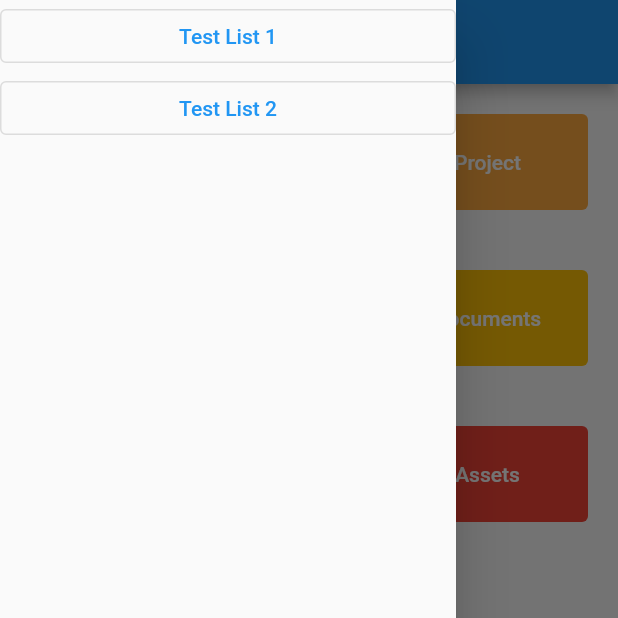
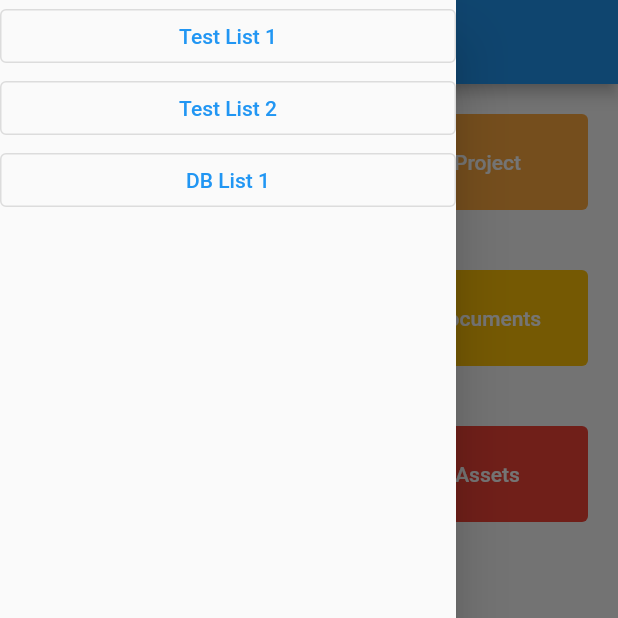
Before and after one commit to AZKZero/TestingFlutterGetx, a Flutter app: the screen it shows after launch, with the side drawer open, on a phone screen of 412 x 824 dp, the top half of it. Run offline on Flutter 3.47's test engine with Material 2 defaults, Android fonts, the phone set to English and light mode, and no system bars; our stand-ins replace date_format, floor, get, sqflite; accounts and stored records are empty; generated files the repository leaves out were written again.

```diff
--- /dev/null
+++ b/projectx/lib/database/models/log_model.dart
@@ -0,0 +1,11 @@
+import 'package:floor/floor.dart';
+
+@Entity(tableName: "logs")
+class Log {
+  @PrimaryKey(autoGenerate: true)
+  int? id;
+  String? buttonClicked;
+  String? dateButtonClickedOn;
+
+  Log({this.id, this.buttonClicked, this.dateButtonClickedOn});
+}
--- a/projectx/lib/list_base.dart
+++ b/projectx/lib/list_base.dart
@@ -9,6 +9,6 @@ class ListBase extends StatelessWidget {
 
   @override
   Widget build(BuildContext context) {
-    return ListView.builder(itemCount: 10, itemBuilder: (context, index) => TileButton(buttonTitle: "$base+${index + 1}", buttonBack: background));
+    return ListView.builder(itemCount: 20, itemBuilder: (context, index) => TileButton(buttonTitle: "$base+${index + 1}", buttonBack: background));
   }
 }
--- a/projectx/lib/main.dart
+++ b/projectx/lib/main.dart
@@ -1,23 +1,30 @@
 import 'package:flutter/material.dart';
 import 'package:get/get.dart';
+import 'package:projectx/controller/db_controller.dart';
 import 'package:projectx/controller/selection_controller.dart';
 import 'package:projectx/testing_list.dart';
 import 'package:projectx/testing_list_2.dart';
+import 'package:projectx/testing_list_3.dart';
 import 'package:projectx/tile_button.dart';
 
-void main() {
-  runApp(const MyApp());
+void main() async {
+  WidgetsFlutterBinding.ensureInitialized();
+  final DBController controllerDB = DBController();
+  await controllerDB.initializeDB();
+  runApp(MyApp(controllerDB));
 }
 
 class MyApp extends StatelessWidget {
-  const MyApp({Key? key}) : super(key: key);
+  final DBController controllerDB;
+
+  const MyApp(this.controllerDB, {Key? key}) : super(key: key);
 
   // This widget is the root of your application.
   @override
   Widget build(BuildContext context) {
     return GetMaterialApp(
       title: 'Flutter Demo',
-      initialBinding: BindingsBuilder(() => {Get.put(SelectionController())}),
+      initialBinding: BindingsBuilder(() => {Get.put(controllerDB), Get.put(SelectionController())}),
       theme: ThemeData(
         // This is the theme of your application.
         //
@@ -60,11 +67,16 @@ class NewHomePage extends StatelessWidget {
   @override
   Widget build(BuildContext context) {
     return Scaffold(
-      drawer: Drawer(
+      drawer: SafeArea(
+        child: Drawer(
           child: Expanded(
             child: Column(
               crossAxisAlignment: CrossAxisAlignment.stretch,
               children: [
+               /* const FractionallySizedBox(
+                  heightFactor: 0.2,
+                  widthFactor: 1,
+                ),*/
                 OutlinedButton(
                     onPressed: () {
                       Get.to(const TestingList());
@@ -75,7 +87,13 @@ class NewHomePage extends StatelessWidget {
                       Get.to(TestingListWithoutMixin());
                     },
                     child: const Text("Test List 2")),
+                OutlinedButton(
+                    onPressed: () {
+                      Get.to(TestingDBList());
+                    },
+                    child: const Text("DB List 1")),
               ],
+            ),
           ),
         ),
       ),
@@ -98,20 +116,20 @@ class NewHomePage extends StatelessWidget {
                   children: [
                     Row(
                       children: [
-                        TileButton(controller: controller, buttonTitle: "QMS", buttonBack: Colors.lime),
-                        TileButton(controller: controller, buttonTitle: "Project", buttonBack: Colors.orangeAccent),
+                        Expanded(child: TileButton(controller: controller, buttonTitle: "QMS", buttonBack: Colors.lime)),
+                        Expanded(child: TileButton(controller: controller, buttonTitle: "Project", buttonBack: Colors.orangeAccent)),
                       ],
                     ),
                     Row(
                       children: [
-                        TileButton(controller: controller, buttonTitle: "Form", buttonBack: Colors.blue),
-                        TileButton(controller: controller, buttonTitle: "Documents", buttonBack: Colors.amber),
+                        Expanded(child: TileButton(controller: controller, buttonTitle: "Form", buttonBack: Colors.blue)),
+                        Expanded(child: TileButton(controller: controller, buttonTitle: "Documents", buttonBack: Colors.amber)),
                       ],
                     ),
                     Row(
                       children: [
-                        TileButton(controller: controller, buttonTitle: "Tickets", buttonBack: Colors.teal),
-                        TileButton(controller: controller, buttonTitle: "Assets", buttonBack: Colors.red),
+                        Expanded(child: TileButton(controller: controller, buttonTitle: "Tickets", buttonBack: Colors.teal)),
+                        Expanded(child: TileButton(controller: controller, buttonTitle: "Assets", buttonBack: Colors.red)),
                       ],
                     ),
                   ],
--- a/projectx/lib/tile_button.dart
+++ b/projectx/lib/tile_button.dart
@@ -4,7 +4,7 @@ import 'package:projectx/controller/selection_controller.dart';
 import 'package:projectx/testing_list_2.dart';
 
 class TileButton extends StatelessWidget {
-  const TileButton({Key? key, required this.buttonTitle, required this.buttonBack, this.controller, this.navigate = false, this.padding = 20, this.margin=20}) : super(key: key);
+  const TileButton({Key? key, required this.buttonTitle, required this.buttonBack, this.controller, this.navigate = false, this.padding = 20, this.margin = 20}) : super(key: key);
 
   final String buttonTitle;
   final Color buttonBack;
@@ -15,7 +15,8 @@ class TileButton extends StatelessWidget {
 
   @override
   Widget build(BuildContext context) {
-    return Expanded(
+    return Row(mainAxisSize: MainAxisSize.max, children: [
+      Expanded(
         child: Container(
           margin: EdgeInsets.all(margin),
           child: TextButton.icon(
@@ -36,6 +37,7 @@ class TileButton extends StatelessWidget {
             style: TextButton.styleFrom(primary: Colors.white, backgroundColor: buttonBack, padding: EdgeInsets.all(padding)),
           ),
         ),
-    );
+      ),
+    ]);
   }
 }
```
Also changed, not shown: projectx/lib/controller/db_controller.dart (added, +13 -0 lines), projectx/lib/controller/selection_controller.dart (+27 -0 lines), projectx/lib/database/floor_database.dart (added, +14 -0 lines), projectx/lib/database/provider/log_dao.dart (added, +14 -0 lines), projectx/lib/list_base_2.dart (added, +21 -0 lines), projectx/lib/testing_list_3.dart (added, +71 -0 lines), projectx/lib/utils/name_colors.dart (added, +18 -0 lines), projectx/pubspec.yaml (+7 -1 lines), projectx/pubspec.lock. Lines whose indentation alone changed are shown as unchanged.
